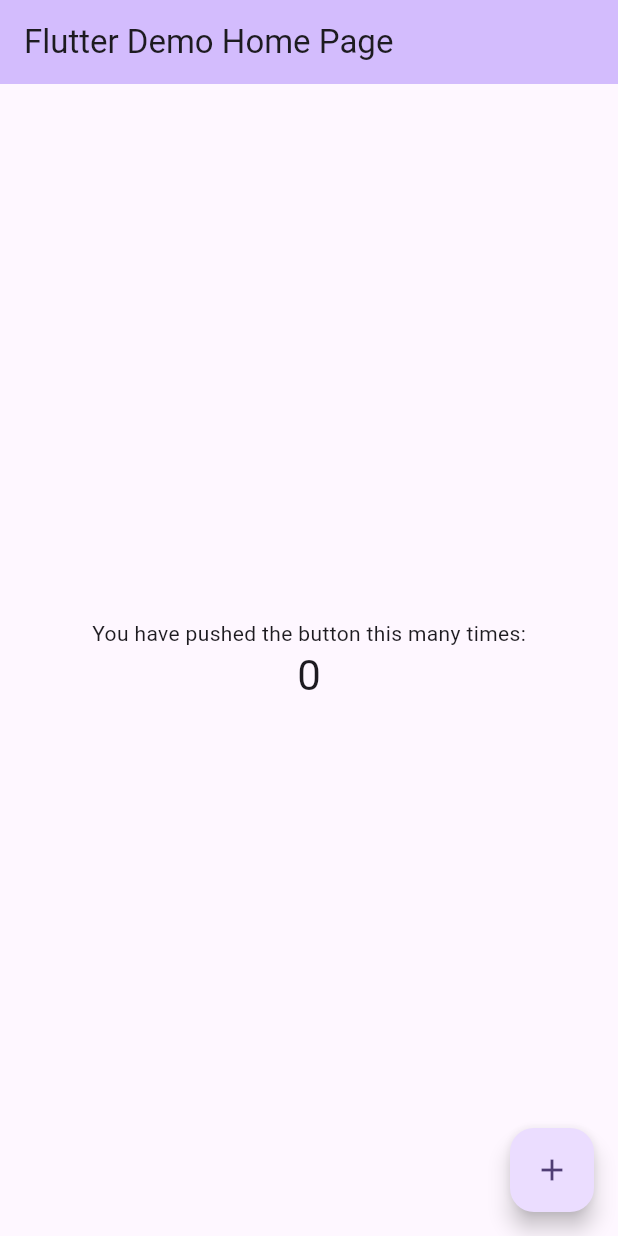
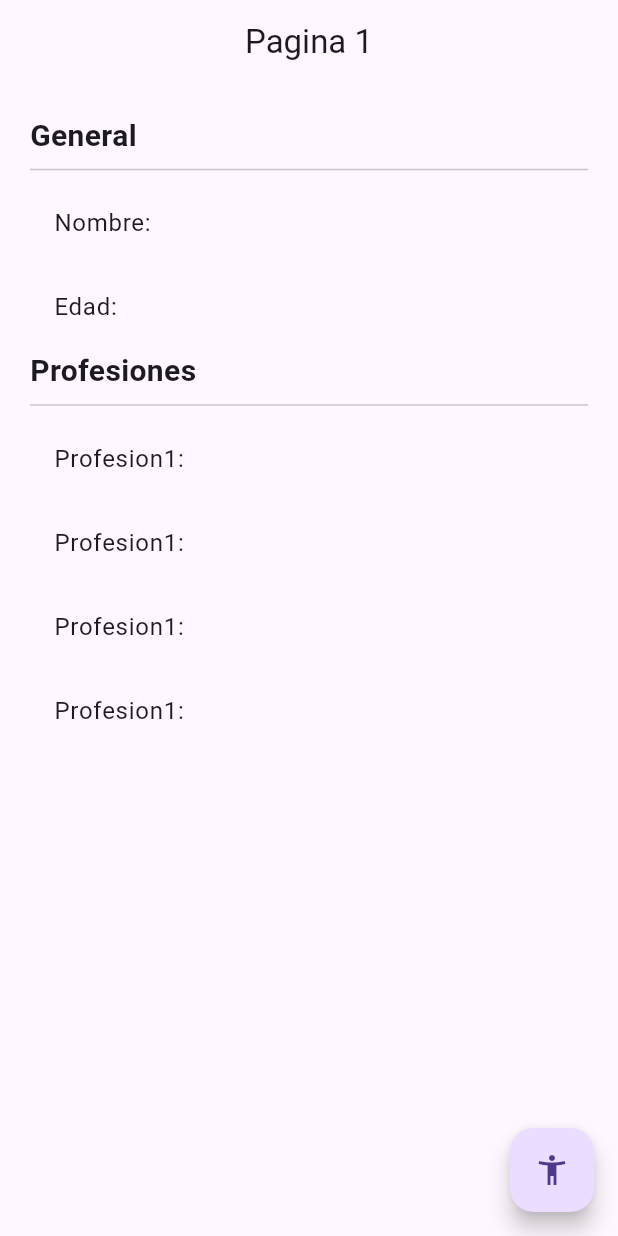
Before and after one commit to pCarboneroDev/practicasFlutter, a Flutter app: the screen it shows after launch, on a phone screen of 412 x 824 dp. Run offline on Flutter 3.47's test engine with Material 3 defaults, Android fonts, the phone set to English and light mode, and no system bars.

Commit message:
base app

```diff
--- a/lib/main.dart
+++ b/lib/main.dart
@@ -1,122 +1,22 @@
 import 'package:flutter/material.dart';
+import 'package:practicas_flutter/pages/pagina1_page.dart';
+import 'package:practicas_flutter/pages/pagina2_page.dart';
 
-void main() {
-  runApp(const MyApp());
-}
+void main() => runApp(const MyApp());
 
 class MyApp extends StatelessWidget {
   const MyApp({super.key});
 
-  // This widget is the root of your application.
   @override
   Widget build(BuildContext context) {
     return MaterialApp(
-      title: 'Flutter Demo',
-      theme: ThemeData(
-        // This is the theme of your application.
-        //
-        // TRY THIS: Try running your application with "flutter run". You'll see
-        // the application has a purple toolbar. Then, without quitting the app,
-        // try changing the seedColor in the colorScheme below to Colors.green
-        // and then invoke "hot reload" (save your changes or press the "hot
-        // reload" button in a Flutter-supported IDE, or press "r" if you used
-        // the command line to start the app).
-        //
-        // Notice that the counter didn't reset back to zero; the application
-        // state is not lost during the reload. To reset the state, use hot
-        // restart instead.
-        //
-        // This works for code too, not just values: Most code changes can be
-        // tested with just a hot reload.
-        colorScheme: ColorScheme.fromSeed(seedColor: Colors.deepPurple),
-      ),
-      home: const MyHomePage(title: 'Flutter Demo Home Page'),
+      debugShowCheckedModeBanner: false,
+      title: 'Material App',
+      initialRoute: 'pagina1',
+      routes: {
+        'pagina1': (context) => Pagina1Page(),
+        'pagina2': (context) => Pagina2Page(),
+      },
     );
   }
 }
-
-class MyHomePage extends StatefulWidget {
-  const MyHomePage({super.key, required this.title});
-
-  // This widget is the home page of your application. It is stateful, meaning
-  // that it has a State object (defined below) that contains fields that affect
-  // how it looks.
-
-  // This class is the configuration for the state. It holds the values (in this
-  // case the title) provided by the parent (in this case the App widget) and
-  // used by the build method of the State. Fields in a Widget subclass are
-  // always marked "final".
-
-  final String title;
-
-  @override
-  State<MyHomePage> createState() => _MyHomePageState();
-}
-
-class _MyHomePageState extends State<MyHomePage> {
-  int _counter = 0;
-
-  void _incrementCounter() {
-    setState(() {
-      // This call to setState tells the Flutter framework that something has
-      // changed in this State, which causes it to rerun the build method below
-      // so that the display can reflect the updated values. If we changed
-      // _counter without calling setState(), then the build method would not be
-      // called again, and so nothing would appear to happen.
-      _counter++;
-    });
-  }
-
-  @override
-  Widget build(BuildContext context) {
-    // This method is rerun every time setState is called, for instance as done
-    // by the _incrementCounter method above.
-    //
-    // The Flutter framework has been optimized to make rerunning build methods
-    // fast, so that you can just rebuild anything that needs updating rather
-    // than having to individually change instances of widgets.
-    return Scaffold(
-      appBar: AppBar(
-        // TRY THIS: Try changing the color here to a specific color (to
-        // Colors.amber, perhaps?) and trigger a hot reload to see the AppBar
-        // change color while the other colors stay the same.
-        backgroundColor: Theme.of(context).colorScheme.inversePrimary,
-        // Here we take the value from the MyHomePage object that was created by
-        // the App.build method, and use it to set our appbar title.
-        title: Text(widget.title),
-      ),
-      body: Center(
-        // Center is a layout widget. It takes a single child and positions it
-        // in the middle of the parent.
-        child: Column(
-          // Column is also a layout widget. It takes a list of children and
-          // arranges them vertically. By default, it sizes itself to fit its
-          // children horizontally, and tries to be as tall as its parent.
-          //
-          // Column has various properties to control how it sizes itself and
-          // how it positions its children. Here we use mainAxisAlignment to
-          // center the children vertically; the main axis here is the vertical
-          // axis because Columns are vertical (the cross axis would be
-          // horizontal).
-          //
-          // TRY THIS: Invoke "debug painting" (choose the "Toggle Debug Paint"
-          // action in the IDE, or press "p" in the console), to see the
-          // wireframe for each widget.
-          mainAxisAlignment: MainAxisAlignment.center,
-          children: <Widget>[
-            const Text('You have pushed the button this many times:'),
-            Text(
-              '$_counter',
-              style: Theme.of(context).textTheme.headlineMedium,
-            ),
-          ],
-        ),
-      ),
-      floatingActionButton: FloatingActionButton(
-        onPressed: _incrementCounter,
-        tooltip: 'Increment',
-        child: const Icon(Icons.add),
-      ), // This trailing comma makes auto-formatting nicer for build methods.
-    );
-  }
-}
--- /dev/null
+++ b/lib/models/usuario.dart
@@ -0,0 +1,13 @@
+
+class Usuario {
+  String nombre;
+  int edad;
+  List<String> profesiones;
+
+
+  Usuario({
+    required this.nombre,
+    required this.edad,
+    required this.profesiones
+  });
+}
--- /dev/null
+++ b/lib/pages/pagina1_page.dart
@@ -0,0 +1,59 @@
+import 'package:flutter/material.dart';
+
+
+class Pagina1Page extends StatelessWidget {
+
+  @override
+  Widget build(BuildContext context) {
+    return Scaffold(
+      appBar: AppBar(
+        title: Text('Pagina 1'),
+        centerTitle: true,
+      ),
+      body: InformacionUsuario(),
+     floatingActionButton: FloatingActionButton(
+      onPressed: () => Navigator.pushNamed(context, 'pagina2'),
+      child: Icon(Icons.accessibility_new),
+      ),
+   );
+  }
+}
+
+class InformacionUsuario extends StatelessWidget {
+  const InformacionUsuario({
+    super.key,
+  });
+
+  @override
+  Widget build(BuildContext context) {
+    return Container(
+      height: double.infinity,
+      width: double.infinity,
+      padding: EdgeInsets.all(20),
+      child: Column(
+        crossAxisAlignment: CrossAxisAlignment.start,
+        children: [
+          Text('General', style: TextStyle(
+            fontSize: 20, fontWeight: FontWeight.bold
+          ),),
+
+          Divider(),
+
+          ListTile(title: Text('Nombre: ')),
+          ListTile(title: Text('Edad: ')),
+
+          Text('Profesiones', style: TextStyle(
+            fontSize: 20, fontWeight: FontWeight.bold
+          ),),
+
+          Divider(),
+
+          ListTile(title: Text('Profesion1: ')),
+          ListTile(title: Text('Profesion1: ')),
+          ListTile(title: Text('Profesion1: ')),
+          ListTile(title: Text('Profesion1: ')),
+        ],
+      ),
+    );
+  }
+}
```
Also changed, not shown: lib/pages/pagina2_page.dart (added, +46 -0 lines).
